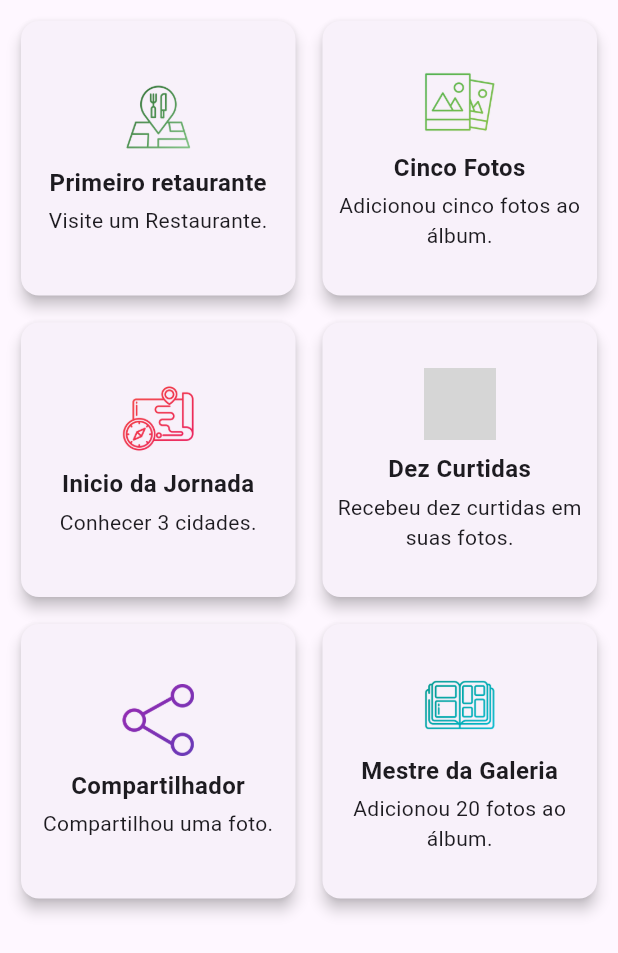
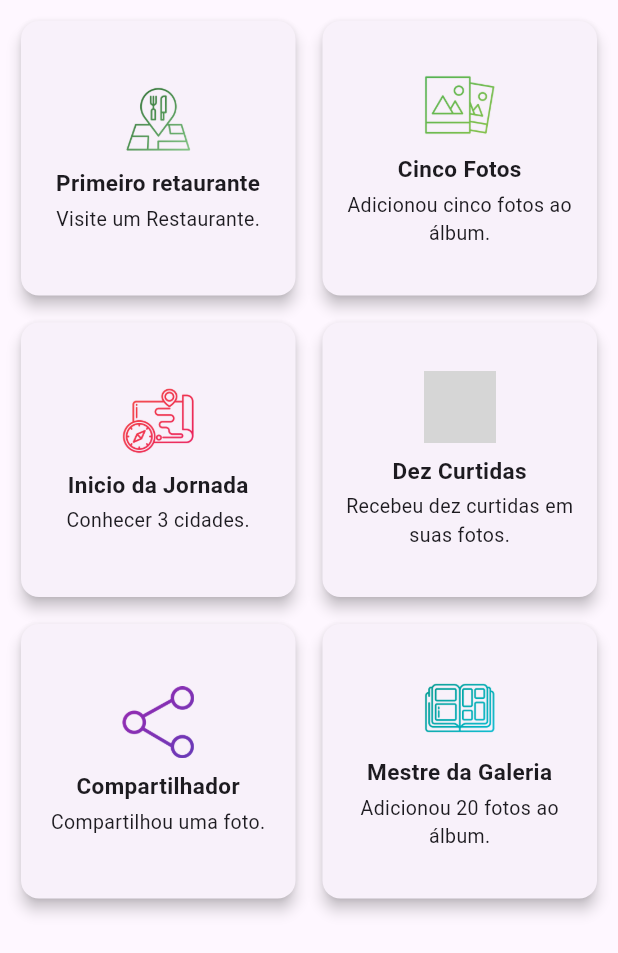
Before and after one commit to Eliel-Rocha/Check-Point, a Flutter app: the AchievementsGrid widget shown alone on an empty page, opened directly, on a phone screen of 412 x 824 dp. Shown: the top 953 px of the screen. Run offline on Flutter 3.47's test engine with Material 3 defaults, Android fonts, the phone set to English and light mode, and no system bars; our stand-ins replace image_picker, permission_handler, smooth_page_indicator; missing offline and left inert: mapbox_maps_flutter; grey boxes are pictures that could not be loaded.

Commit message:
Ajuste de fonte

```diff
--- a/checkpointapp/lib/Profile/Conquistas.dart
+++ b/checkpointapp/lib/Profile/Conquistas.dart
@@ -94,13 +94,13 @@ class _AchievementsGridState extends State<AchievementsGrid> {
                 Text(
                   achievement['title'],
                   textAlign: TextAlign.center,
-                  style: TextStyle(fontWeight: FontWeight.bold, fontSize: 16),
+                  style: TextStyle(fontWeight: FontWeight.bold, fontSize: 15),
                 ),
                 SizedBox(height: 4),
                 Text(
                   achievement['description'],
                   textAlign: TextAlign.center,
-                  style: TextStyle(fontSize: 14),
+                  style: TextStyle(fontSize: 13),
                 ),
               ],
             ),
```
